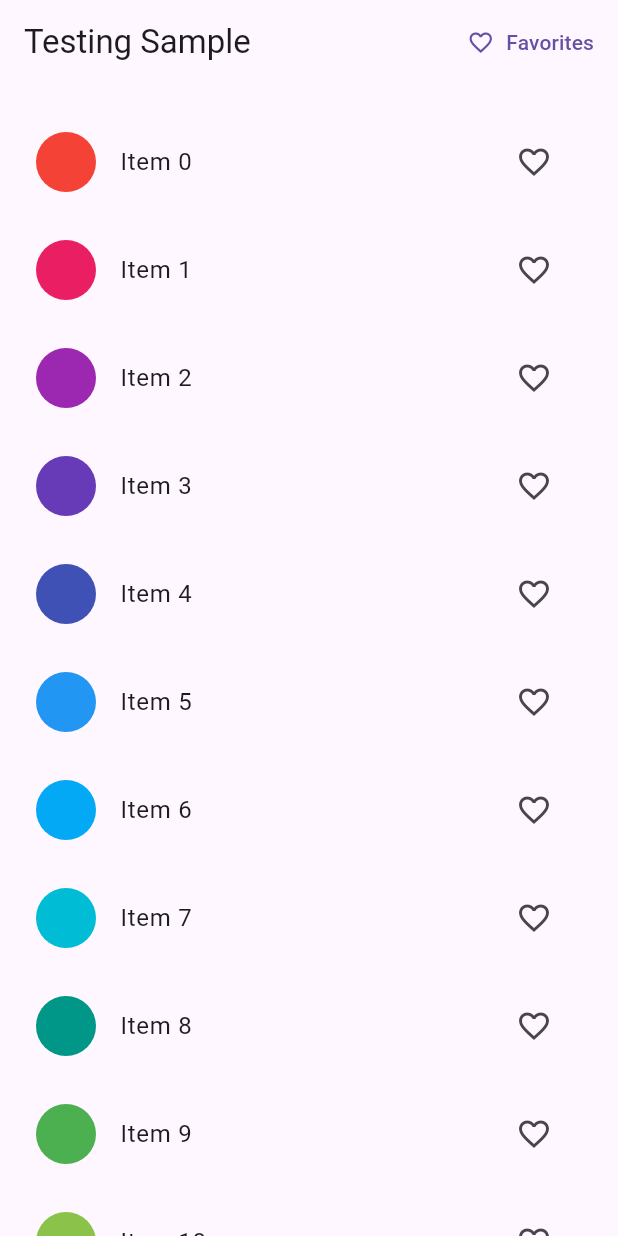
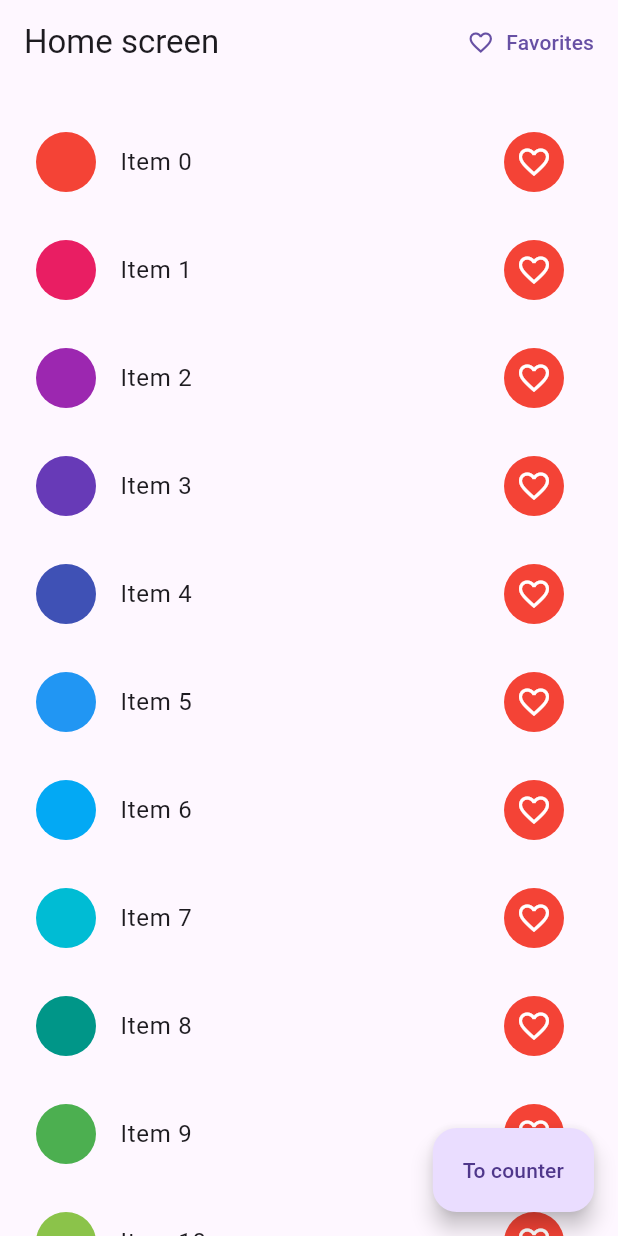
Before and after one commit to NikitaEremin/LibraryApp, a Flutter app: the screen it shows after launch, on a phone screen of 412 x 824 dp. Run offline on Flutter 3.47's test engine with Material 3 defaults, Android fonts, the light colour scheme and no system bars; our stand-ins replace bloc, flutter_bloc, go_router.

Commit message:
add Bloc

```diff
--- a/study_application/lib/main.dart
+++ b/study_application/lib/main.dart
@@ -1,32 +1,11 @@
 import 'package:flutter/material.dart';
-import 'package:go_router/go_router.dart';
 import 'package:provider/provider.dart';
+import 'package:study_application/router/router.dart';
 import 'models/favorites.dart';
-import 'screens/favorites.dart';
-import 'screens/home.dart';
 
 void main() {
   runApp(const TestingApp());
 }
-
-final _router = GoRouter(
-  routes: [
-    GoRoute(
-      path: HomePage.routeName,
-      builder: (context, state) {
-        return const HomePage();
-      },
-      routes: [
-        GoRoute(
-          path: FavoritesPage.routeName,
-          builder: (context, state) {
-            return const FavoritesPage();
-          },
-        ),
-      ],
-    ),
-  ],
-);
 
 class TestingApp extends StatelessWidget {
   const TestingApp({super.key});
@@ -40,8 +19,13 @@ class TestingApp extends StatelessWidget {
         theme: ThemeData(
           primarySwatch: Colors.blue,
           useMaterial3: true,
+          iconButtonTheme: IconButtonThemeData(
+            style: IconButton.styleFrom(
+                backgroundColor: Colors.red,
+                foregroundColor: Colors.white),
+          ),
         ),
-        routerConfig: _router,
+        routerConfig: router,
       ),
     );
   }
--- /dev/null
+++ b/study_application/lib/router/router.dart
@@ -0,0 +1,29 @@
+import 'package:go_router/go_router.dart';
+import 'package:study_application/screens/counter_screen/counter_screen.dart';
+import 'package:study_application/screens/favorites_screen.dart';
+import 'package:study_application/screens/home_screen.dart';
+
+final router = GoRouter(
+  routes: [
+    GoRoute(
+      path: HomeScreen.routeName,
+      builder: (context, state) {
+        return const HomeScreen();
+      },
+      routes: [
+        GoRoute(
+          path: FavoritesScreen.routeName,
+          builder: (context, state) {
+            return const FavoritesScreen();
+          },
+        ),
+        GoRoute(
+          path: CounterScreen.routeName,
+          builder: (context, state) {
+            return CounterScreen();
+          },
+        ),
+      ],
+    ),
+  ],
+);
--- /dev/null
+++ b/study_application/lib/screens/counter_screen/counter_bloc/counter_screen_event.dart
@@ -0,0 +1,12 @@
+part of 'counter_screen_bloc.dart';
+
+abstract class CounterEvent{}
+
+
+class IncrementCounterEvent extends CounterEvent{
+
+}
+
+class DecrementCounterEvent extends CounterEvent{
+
+}
--- /dev/null
+++ b/study_application/lib/screens/counter_screen/counter_bloc/counter_screen_state.dart
@@ -0,0 +1,17 @@
+part of 'counter_screen_bloc.dart';
+
+class CounterState{
+    CounterState({required this.counter});
+    final int counter;
+}
+
+
+class CounterInitial extends CounterState{
+  CounterInitial({required super.counter});
+
+}
+
+class CurrentCounter extends CounterState{
+  CurrentCounter({required super.counter});
+
+}
--- a/study_application/lib/screens/favorites.dart
+++ b/study_application/lib/screens/favorites_screen.dart
@@ -3,10 +3,10 @@ import 'package:provider/provider.dart';
 
 import '../models/favorites.dart';
 
-class FavoritesPage extends StatelessWidget {
-  const FavoritesPage({super.key});
+class FavoritesScreen extends StatelessWidget {
+  const FavoritesScreen({super.key});
 
-  static String routeName = 'favorites_page';
+  static String routeName = 'favorites_screen';
 
   @override
   Widget build(BuildContext context) {
--- a/study_application/lib/screens/home.dart
+++ b/study_application/lib/screens/home_screen.dart
@@ -1,23 +1,24 @@
 import 'package:flutter/material.dart';
 import 'package:go_router/go_router.dart';
 import 'package:provider/provider.dart';
+import 'package:study_application/screens/counter_screen/counter_screen.dart';
 import '../models/favorites.dart';
-import 'favorites.dart';
+import 'favorites_screen.dart';
 
-class HomePage extends StatelessWidget {
+class HomeScreen extends StatelessWidget {
   static String routeName = '/';
 
-  const HomePage({super.key});
+  const HomeScreen({super.key});
 
   @override
   Widget build(BuildContext context) {
     return Scaffold(
       appBar: AppBar(
-        title: const Text('Testing Sample'),
+        title: const Text('Home screen'),
         actions: <Widget>[
           TextButton.icon(
             onPressed: () {
-              context.go('/${FavoritesPage.routeName}');
+              context.go('/${FavoritesScreen.routeName}');
             },
             icon: const Icon(Icons.favorite_border),
             label: const Text('Favorites'),
@@ -29,6 +30,12 @@ class HomePage extends StatelessWidget {
         cacheExtent: 20.0,
         padding: const EdgeInsets.symmetric(vertical: 16),
         itemBuilder: (context, index) => ItemTile(index),
+      ),
+      floatingActionButton: FloatingActionButton.extended(
+        onPressed: () {
+          context.go('/${CounterScreen.routeName}');
+        },
+        label: const Text('To counter'),
       ),
     );
   }
--- a/study_application/pubspec.yaml
+++ b/study_application/pubspec.yaml
@@ -33,6 +33,7 @@ dependencies:
 
   provider: ^6.1.2
   go_router: ^13.2.3
+  flutter_bloc: ^8.1.5
 
 
 dev_dependencies:
```
Also changed, not shown: study_application/lib/screens/counter_screen/counter_bloc/counter_screen_bloc.dart (added, +22 -0 lines), study_application/lib/screens/counter_screen/counter_screen.dart (added, +86 -0 lines), study_application/lib/screens/counter_screen/items_bloc/items_bloc.dart (added, +21 -0 lines), study_application/lib/screens/counter_screen/items_bloc/items_event.dart (added, +9 -0 lines), study_application/lib/screens/counter_screen/items_bloc/items_state.dart (added, +25 -0 lines), study_application/pubspec.lock, 2 other files.
